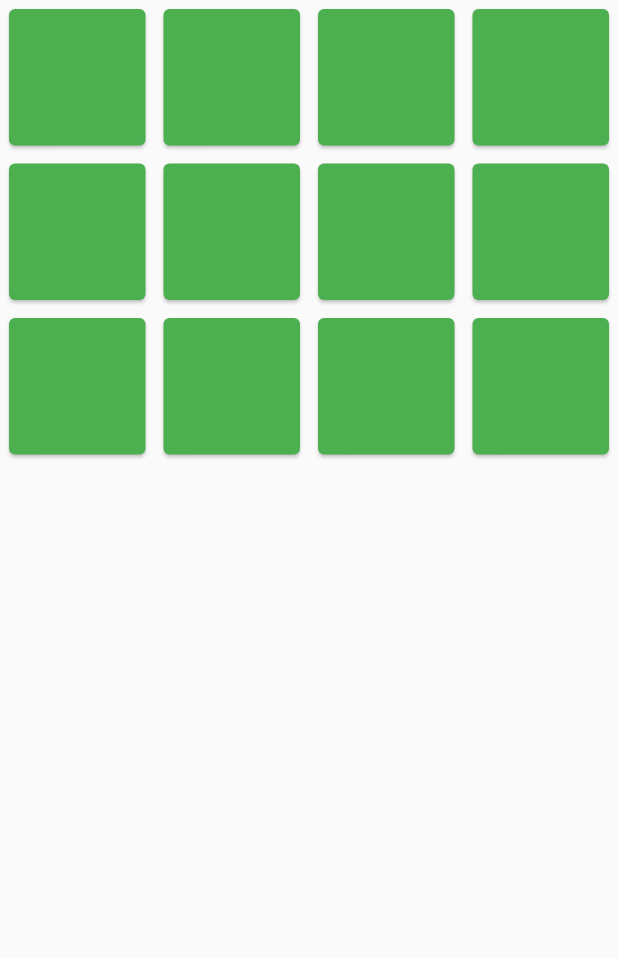
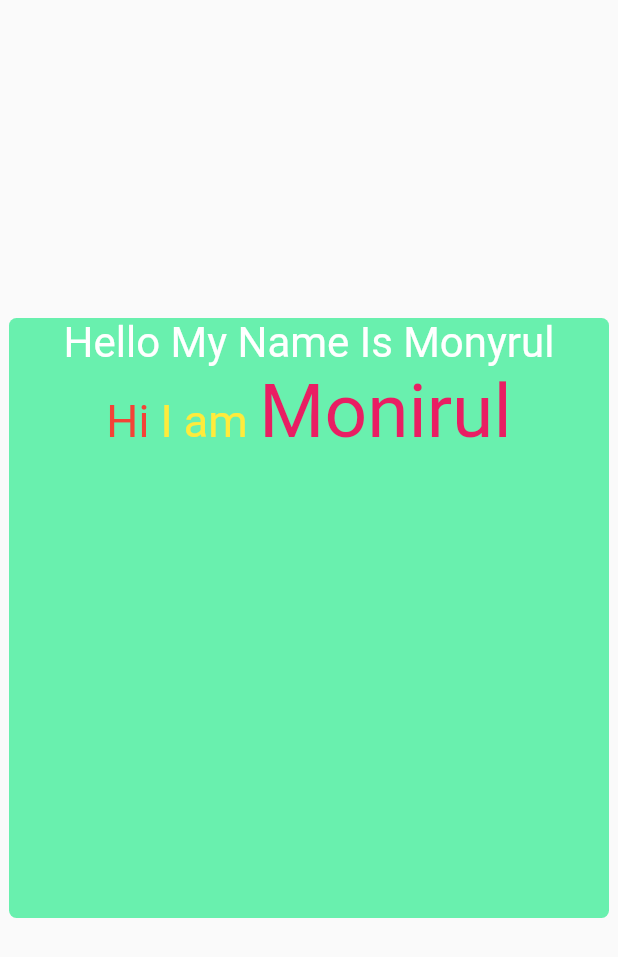
Before and after one commit to EngrMonyrul/gridviewcount, a Flutter app: the screen it shows after launch, on a phone screen of 412 x 824 dp. Shown: the top 957 px of the screen. Run offline on Flutter 3.47's test engine with Material 2 defaults, Android fonts, the phone set to English and light mode, and no system bars.

Commit message:
Text.rich(TextSpan(children: []))

```diff
--- a/lib/main.dart
+++ b/lib/main.dart
@@ -1,6 +1,7 @@
 import 'package:flutter/material.dart';
 import 'package:widgetspratice/pages/gridview.dart';
 import 'package:widgetspratice/pages/gridviewbuilder.dart';
+import 'package:widgetspratice/pages/textandnetimage.dart';
 
 void main(){
   runApp(const MyApp());
@@ -14,7 +15,7 @@ class MyApp extends StatelessWidget {
     return const MaterialApp(
       debugShowCheckedModeBanner: false,
       title: 'Practice',
-      home: Example23(),
+      home: Example24(),
     );
   }
 }
--- /dev/null
+++ b/lib/pages/textandnetimage.dart
@@ -0,0 +1,61 @@
+import 'package:flutter/material.dart';
+
+class Example24 extends StatefulWidget {
+  const Example24({Key? key}) : super(key: key);
+
+  @override
+  State<Example24> createState() => _Example24State();
+}
+
+class _Example24State extends State<Example24> {
+  @override
+  Widget build(BuildContext context) {
+
+    final url = "https://www.favourita.com.bd/wp-content/uploads/2021/02/Love-Candy-1.jpg";
+
+    return Scaffold(
+      body: Center(
+        child: Container(
+          height: 400,
+          width: 400,
+          decoration: const BoxDecoration(
+              color: Colors.greenAccent,
+              borderRadius: BorderRadius.all(Radius.circular(5))),
+          child: Center(
+            child: Column(
+              children: const [
+                Text(
+                  'Hello My Name Is Monyrul',
+                  textAlign: TextAlign.center,
+                  textScaleFactor: 2,
+                  style: TextStyle(
+                    color: Colors.white,
+                  ),
+                ),
+                Text.rich(TextSpan(children: [
+                  TextSpan(
+                      text: 'Hi ',
+                      style: TextStyle(
+                        color: Colors.red,
+                        fontSize: 30,
+                      )),
+                  TextSpan(
+                      text: 'I am ',
+                      style: TextStyle(color: Colors.yellow, fontSize: 30)),
+                  TextSpan(
+                      text: 'Monirul',
+                      style: TextStyle(
+                        color: Colors.pink,
+                        fontSize: 50,
+                      ))
+                ])),
+                Spacer(),
+                //Image.network(url, width: 100, height: 100, alignment: Alignment.center,),
+              ],
+            ),
+          ),
+        ),
+      ),
+    );
+  }
+}
```
